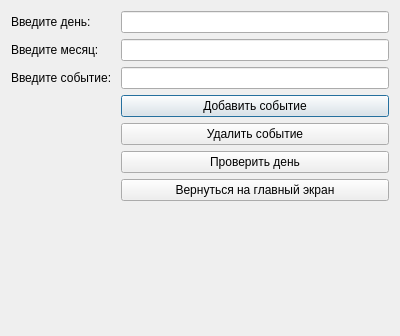
First picture: the form in dayevent.ui, repository average-enjoyer04/calendar, before the edit.
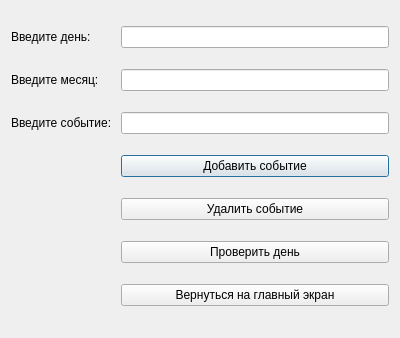
Second picture: the form after the edit.

The edit to the form file:
```diff
--- a/dayevent.ui
+++ b/dayevent.ui
@@ -7,13 +7,13 @@
     <x>0</x>
     <y>0</y>
     <width>400</width>
-    <height>336</height>
+    <height>338</height>
    </rect>
   </property>
   <property name="windowTitle">
    <string>Dialog</string>
   </property>
-  <layout class="QFormLayout" name="formLayout">
+  <layout class="QGridLayout" name="gridLayout">
    <item row="0" column="0">
     <widget class="QLabel" name="label">
      <property name="text">
@@ -58,13 +58,6 @@
      </property>
     </widget>
    </item>
-   <item row="6" column="1">
-    <widget class="QPushButton" name="back">
-     <property name="text">
-      <string>Вернуться на главный экран</string>
-     </property>
-    </widget>
-   </item>
    <item row="5" column="1">
     <widget class="QPushButton" name="checkDay">
      <property name="text">
@@ -72,6 +65,13 @@
      </property>
     </widget>
    </item>
+   <item row="6" column="1">
+    <widget class="QPushButton" name="back">
+     <property name="text">
+      <string>Вернуться на главный экран</string>
+     </property>
+    </widget>
+   </item>
   </layout>
  </widget>
  <resources/>
```
